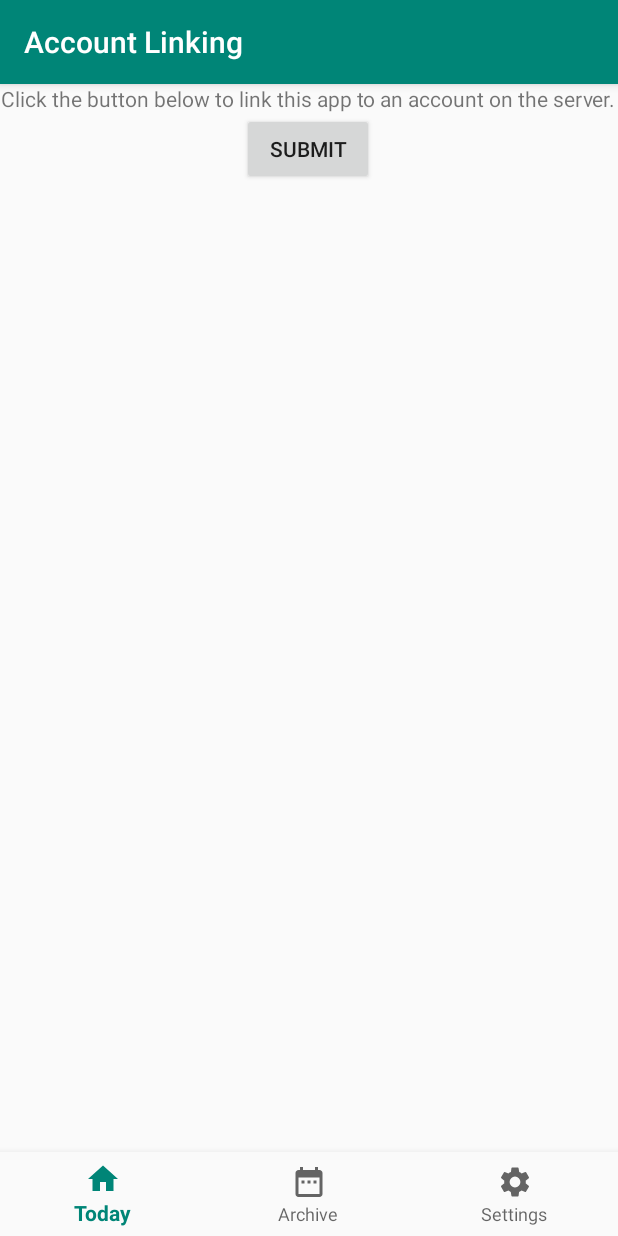
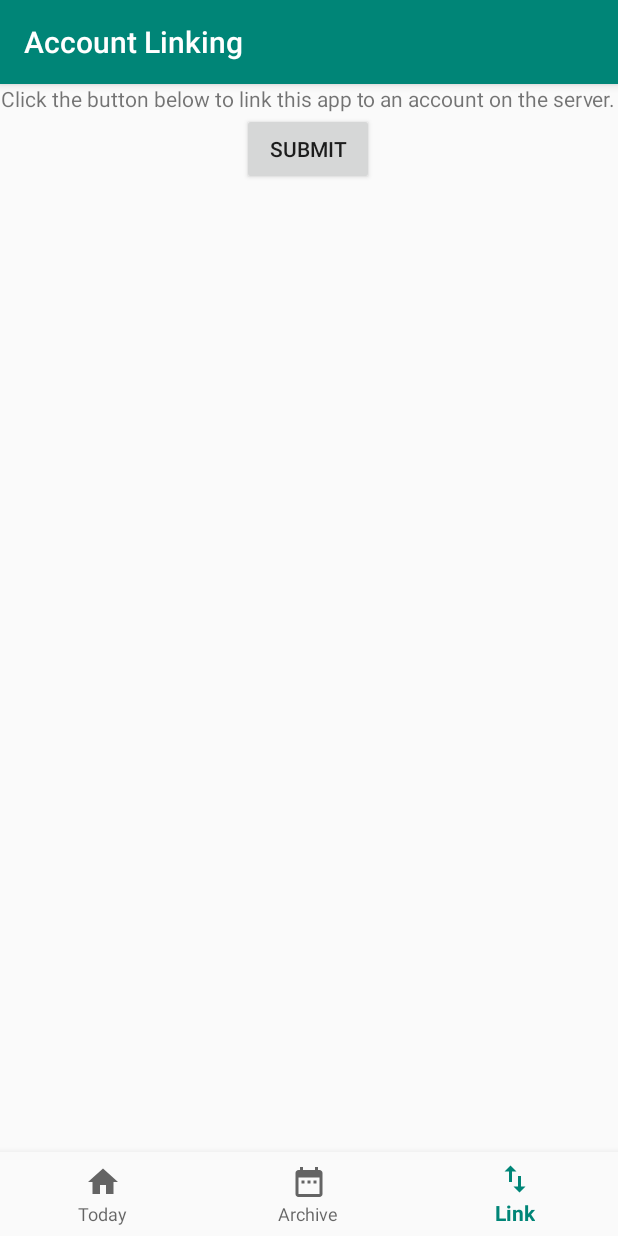
Before and after one commit to StAResComp/DYNAMICOPERU, an Android app: the screen it shows after launch (AuthActivity), item 3 of the bottom bar chosen, on a phone screen of 412 x 824 dp. Run offline under Robolectric (Android 15) with nearby library versions, the phone set to English and light mode, and no system bars; our stand-ins replace Room's generated code, Volley; libraries missing offline, so code that uses them is left out: net.openid.appauth; 4 statements that could not run were skipped.

Commit message:
Improves navigation

```diff
--- a/app/src/main/java/uk/ac/standrews/pescar/ArchiveActivity.kt
+++ b/app/src/main/java/uk/ac/standrews/pescar/ArchiveActivity.kt
@@ -116,6 +116,7 @@ open class ArchiveActivity : AppCompatActivity() {
 
         //Navigation
         (navigation as BottomNavigationView).setOnNavigationItemSelectedListener(mOnNavigationItemSelectedListener)
+        (navigation as BottomNavigationView).menu.findItem(R.id.navigation_archive).isChecked = true
 
         authState = restoreAuthState()
     }
@@ -183,7 +184,7 @@ open class ArchiveActivity : AppCompatActivity() {
                 dpd.show()
                 return@OnNavigationItemSelectedListener true
             }
-            R.id.navigation_settings -> {
+            R.id.navigation_link -> {
                 val intent = Intent(this, AuthActivity::class.java)
                 startActivity(intent)
             }
--- a/app/src/main/java/uk/ac/standrews/pescar/AuthActivity.kt
+++ b/app/src/main/java/uk/ac/standrews/pescar/AuthActivity.kt
@@ -24,6 +24,8 @@ import net.openid.appauth.AuthorizationResponse
 import android.util.Log
 import android.view.View
 import android.widget.TextView
+import kotlinx.android.synthetic.main.activity_auth.navigation
+import kotlinx.android.synthetic.main.activity_today.*
 
 
 class AuthActivity : AppCompatActivity() {
@@ -42,6 +44,7 @@ class AuthActivity : AppCompatActivity() {
         authBtn = findViewById(R.id.auth_button)
         authText = findViewById(R.id.auth_text)
         (navigation as BottomNavigationView).setOnNavigationItemSelectedListener(mOnNavigationItemSelectedListener)
+        (navigation as BottomNavigationView).menu.findItem(R.id.navigation_link).isChecked = true
 
         enablePostAuthorizationFlows()
 
@@ -157,7 +160,7 @@ class AuthActivity : AppCompatActivity() {
                 dpd.show()
                 return@OnNavigationItemSelectedListener true
             }
-            R.id.navigation_settings -> {
+            R.id.navigation_link -> {
                 return@OnNavigationItemSelectedListener true
             }
         }
--- a/app/src/main/java/uk/ac/standrews/pescar/TodayActivity.kt
+++ b/app/src/main/java/uk/ac/standrews/pescar/TodayActivity.kt
@@ -6,6 +6,8 @@ import android.os.Bundle
 import android.widget.Switch
 import androidx.core.app.ActivityCompat
 import androidx.core.content.ContextCompat
+import com.google.android.material.bottomnavigation.BottomNavigationView
+import kotlinx.android.synthetic.main.activity_today.*
 import java.util.*
 
 /**
@@ -25,6 +27,7 @@ class TodayActivity : ArchiveActivity() {
         //bindView()
 
         setUpTracker()
+        (navigation as BottomNavigationView).menu.findItem(R.id.navigation_today).isChecked = true
     }
 
     override fun bindView() {
--- /dev/null
+++ b/app/src/main/res/drawable/ic_import_export_black_24dp.xml
@@ -0,0 +1,9 @@
+<vector xmlns:android="http://schemas.android.com/apk/res/android"
+        android:width="24dp"
+        android:height="24dp"
+        android:viewportWidth="24.0"
+        android:viewportHeight="24.0">
+    <path
+        android:fillColor="#FF000000"
+        android:pathData="M9,3L5,6.99h3L8,14h2L10,6.99h3L9,3zM16,17.01L16,10h-2v7.01h-3L15,21l4,-3.99h-3z"/>
+</vector>
--- a/app/src/main/res/menu/navigation.xml
+++ b/app/src/main/res/menu/navigation.xml
@@ -12,8 +12,8 @@
         android:title="@string/title_archive"/>
 
     <item
-        android:id="@+id/navigation_settings"
-        android:icon="@drawable/ic_settings_black_24dp"
-        android:title="@string/title_settings"/>
+        android:id="@+id/navigation_link"
+        android:icon="@drawable/ic_import_export_black_24dp"
+        android:title="@string/title_link"/>
 
 </menu>
--- a/app/src/main/res/values/strings.xml
+++ b/app/src/main/res/values/strings.xml
@@ -56,6 +56,7 @@
     <string name="title_activity_archive">Archive</string>
 
     <!-- Auth -->
+    <string name="title_link">Link</string>
     <string name="title_activity_auth">Account Linking</string>
     <string name="please_authorize">Click the button below to link this app to an account on the server.</string>
     <string name="already_authorized">This app is linked to an account on the server. Click the button below to refresh the link if necessary.</string>
```
Also changed, not shown: 1 other file.
